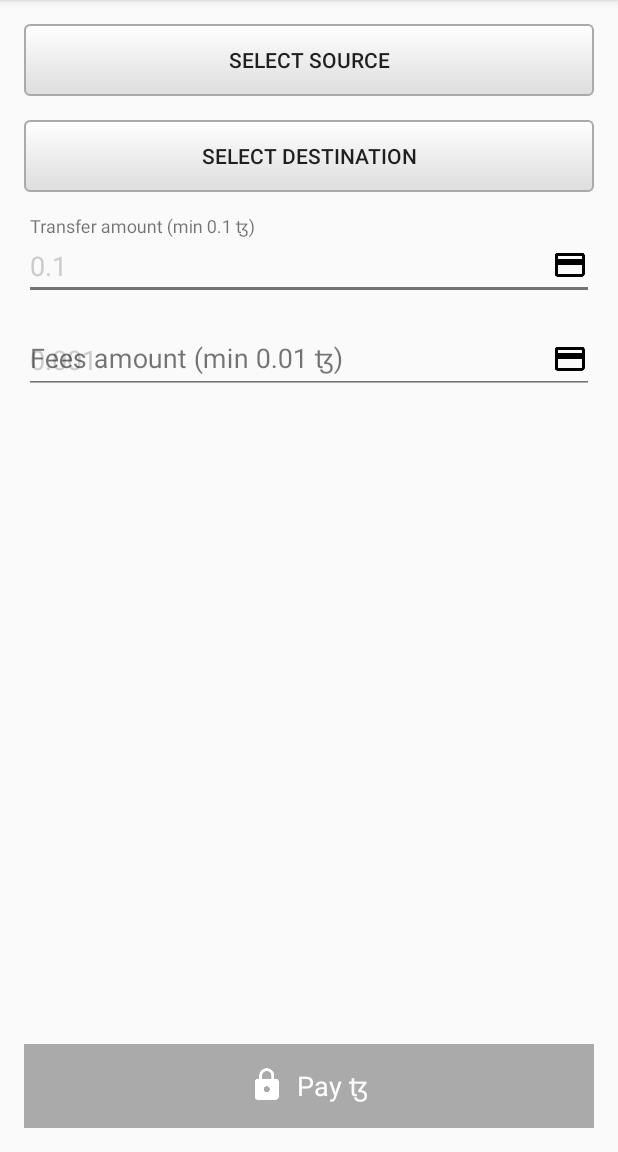
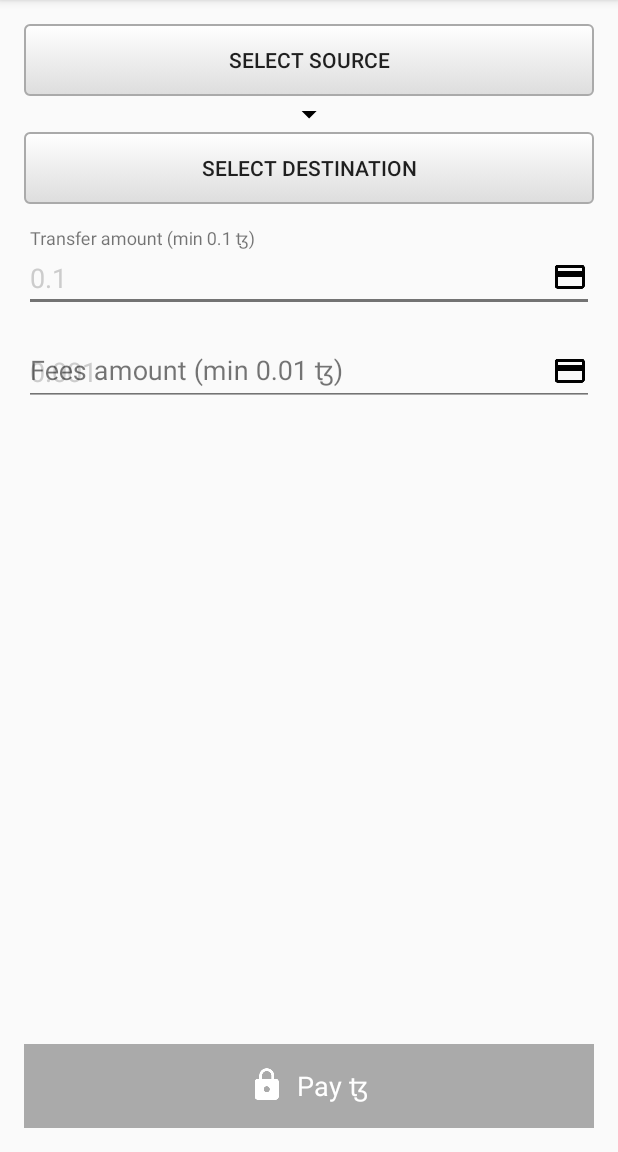
Before and after one commit to nfillion21/cortez-android, an Android app: the screen it shows after launch (PaymentFormActivity), on a phone screen of 412 x 824 dp, the part 84-1236 px from its top. Run offline under Robolectric (Android 15) with nearby library versions, the light colour scheme and no system bars.

Commit message:
Add arrow drop down black

```diff
--- a/wallet/src/main/res/layout/payment_form_card_info.xml
+++ b/wallet/src/main/res/layout/payment_form_card_info.xml
@@ -21,9 +21,14 @@
         android:text="@string/select_source"
 
         android:paddingLeft="@dimen/spacing_double"
-        android:paddingRight="@dimen/spacing_double"
+        android:paddingRight="@dimen/spacing_double" />
 
-        android:layout_marginBottom="@dimen/spacing_double" />
+    <ImageView
+        android:layout_width="wrap_content"
+        android:layout_height="wrap_content"
+        android:src="@drawable/baseline_arrow_drop_down_black"
+        android:layout_gravity="center_horizontal"
+        />
 
     <Button
         android:id="@+id/scan_button2"
```
Also changed, not shown: ui/src/main/res/drawable-hdpi/baseline_arrow_drop_down_black.png (added), ui/src/main/res/drawable-mdpi/baseline_arrow_drop_down_black.png (added), ui/src/main/res/drawable-xhdpi/baseline_arrow_drop_down_black.png (added), ui/src/main/res/drawable-xxhdpi/baseline_arrow_drop_down_black.png (added), ui/src/main/res/drawable-xxxhdpi/baseline_arrow_drop_down_black.png (added).
